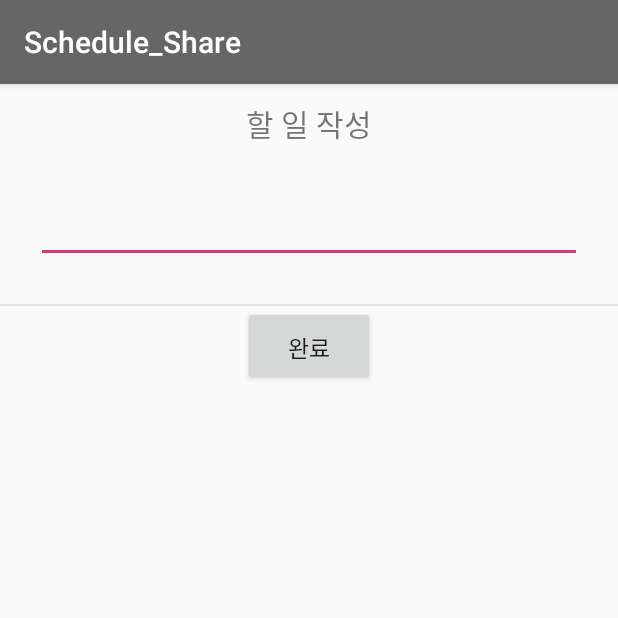
After one commit to MheeJ/Schedule_Share, an Android app: the Schedule_add screen opened directly, with no data from a screen before it, on a phone screen of 412 x 824 dp, the top half of it. The commit adds this screen. Run offline under Robolectric (Android 15) with nearby library versions, the phone set to English and light mode, and no system bars; our stand-ins replace Firebase (no records; nobody signed in at launch, a user with empty details on screens opened directly).

Commit message:
두덩 미니 합본_V1

```diff
--- a/app/src/main/AndroidManifest.xml
+++ b/app/src/main/AndroidManifest.xml
@@ -22,6 +22,8 @@
         <activity android:name=".Project_list"/>
         <activity android:name=".Make_project"/>
         <activity android:name=".Project_main"/>
+        <activity android:name=".Project_week"/>
+        <activity android:name=".Schedule_add"/>
         <activity android:name=".Add_User"/>
         <activity android:name="Project_Notice"/>
     </application>
--- a/app/src/main/java/com/example/schedule_share/CustomAdapter.java
+++ b/app/src/main/java/com/example/schedule_share/CustomAdapter.java
@@ -57,7 +57,7 @@ public class CustomAdapter extends RecyclerView.Adapter<CustomAdapter.CustomView
 //                    }
 
                     Context context = v.getContext();
-                    Intent intent4 = new Intent(v.getContext(),Project_main.class);
+                    Intent intent4 = new Intent(context,Project_main.class);
                     intent4.putExtra("number", mData.get(pos).getProject_date());
                     intent4.putExtra("project_name", mData.get(pos).getProject_name());
                     context.startActivity(intent4);
--- a/app/src/main/java/com/example/schedule_share/FirebasePost.java
+++ b/app/src/main/java/com/example/schedule_share/FirebasePost.java
@@ -22,6 +22,7 @@ class FirebasePost {
     public Long project_date;
     public String project_member;
     public String project_notice;
+    public String schedule;
 
 
     public FirebasePost(){
@@ -42,6 +43,10 @@ class FirebasePost {
         this.project_date = project_date;
         this.project_member = project_member;
         this.project_notice = project_notice;
+    }
+
+    public FirebasePost(String notice) {
+        this.schedule = notice;
     }
 
     @Exclude
--- a/app/src/main/java/com/example/schedule_share/Make_project.java
+++ b/app/src/main/java/com/example/schedule_share/Make_project.java
@@ -64,6 +64,8 @@ public class Make_project extends AppCompatActivity implements View.OnClickListe
 
 
     }
+
+
 
     private void initView(){
         name = findViewById(R.id.name);
--- a/app/src/main/java/com/example/schedule_share/Project_main.java
+++ b/app/src/main/java/com/example/schedule_share/Project_main.java
@@ -40,8 +40,9 @@ public class Project_main extends AppCompatActivity implements View.OnClickListe
         super.onCreate(savedInstanceState);
         setContentView(R.layout.project_main);
         Intent intent = getIntent();
+        set();
+        GoNotice.setOnClickListener(this);
 
-        set();
         project_name = intent.getStringExtra("project_name");
         Project_Tiltle.setText(project_name);
 
@@ -63,6 +64,7 @@ public class Project_main extends AppCompatActivity implements View.OnClickListe
         public void onItemClick(AdapterView<?> parent, View view, int position, long id) {
             Intent weekintent = new Intent(Project_main.this,Project_week.class);
             weekintent.putExtra("week",position+1);
+            weekintent.putExtra("project_name",project_name);
             startActivity(weekintent);
         }
     };
@@ -83,6 +85,5 @@ public class Project_main extends AppCompatActivity implements View.OnClickListe
         listView = (ListView)findViewById(R.id.listview);
         Project_Tiltle = (TextView)findViewById(R.id.project_title);
         GoNotice = (Button)findViewById(R.id.notice);
-        GoNotice.setOnClickListener(this);
     }
 }
--- /dev/null
+++ b/app/src/main/java/com/example/schedule_share/Schedule_add.java
@@ -0,0 +1,79 @@
+package com.example.schedule_share;
+
+import android.content.Intent;
+import android.os.Bundle;
+import android.view.MotionEvent;
+import android.view.View;
+import android.view.Window;
+import android.widget.Button;
+import android.widget.EditText;
+
+import androidx.appcompat.app.AppCompatActivity;
+
+import com.google.firebase.database.DatabaseReference;
+import com.google.firebase.database.FirebaseDatabase;
+
+import java.util.HashMap;
+import java.util.Map;
+
+public class Schedule_add extends AppCompatActivity implements View.OnClickListener{
+
+    private DatabaseReference mPostReference;
+
+    public Button write_done;
+    public EditText write_schedule;
+    public int week;
+    private String project_name;
+    @Override
+    protected void onCreate(Bundle savedInstanceState) {
+
+        super.onCreate(savedInstanceState);
+        requestWindowFeature(Window.FEATURE_NO_TITLE);
+        setContentView(R.layout.schedule_add);
+
+        write_schedule = (EditText) findViewById(R.id.write_schedule);
+        write_done = (Button) findViewById(R.id.write_done);
+        write_done.setOnClickListener(this);
+
+        Intent intent8 = getIntent();
+        String data = intent8.getStringExtra("data");
+        project_name = intent8.getStringExtra("project_name");
+        write_schedule.setText(data);
+        week = intent8.getIntExtra("schedule_week",0);
+    }
+
+    @Override
+    public void onClick(View v) {
+        Intent intent7 = new Intent();
+        intent7.putExtra("result","Close Popup");
+        setResult(RESULT_OK,intent7);
+        postFirebaseDatabase(true);
+
+        finish();
+    }
+
+    @Override
+    public boolean onTouchEvent(MotionEvent event){
+        if(event.getAction() == MotionEvent.ACTION_OUTSIDE){
+            return false;
+        }
+        return true;
+    }
+
+    @Override
+    public void onBackPressed(){
+        return;
+    }
+
+    public void postFirebaseDatabase(boolean add){
+        mPostReference = FirebaseDatabase.getInstance().getReference();
+        Map<String, Object> childUpdates = new HashMap<>();
+        Map<String, Object> postValues = null;
+        if(add){
+            Project_week.i++;
+            Project_week.result.put("schedule"+Project_week.i, write_schedule.getText().toString());
+        }
+        childUpdates.put("Schedule_Share"+"/project_list/" + project_name +"/"+ week + "주차", Project_week.result);
+        mPostReference.updateChildren(childUpdates);
+    }
+}
--- /dev/null
+++ b/app/src/main/res/layout/schedule_add.xml
@@ -0,0 +1,57 @@
+<?xml version="1.0" encoding="utf-8"?>
+<LinearLayout xmlns:android="http://schemas.android.com/apk/res/android"
+    android:orientation="vertical" android:layout_width="match_parent"
+    android:layout_height="match_parent">
+
+    <LinearLayout
+        android:layout_width="match_parent"
+        android:layout_height="wrap_content"
+        android:orientation="horizontal">
+
+        <TextView
+            android:text="할 일 작성"
+            android:textSize="20sp"
+            android:gravity="center"
+            android:layout_width="match_parent"
+            android:layout_height="53dp" />
+
+    </LinearLayout>
+
+    <LinearLayout
+        android:padding="24dp"
+        android:orientation="vertical"
+        android:layout_width="match_parent"
+        android:layout_height="wrap_content">
+        <EditText
+            android:id="@+id/write_schedule"
+            android:textSize="15sp"
+            android:textColor="#000"
+            android:alpha="0.87"
+            android:gravity="center"
+            android:layout_marginBottom="3dp"
+            android:layout_width="match_parent"
+            android:layout_height="wrap_content" />
+    </LinearLayout>
+
+    <View
+        android:background="#66bdbdbd"
+        android:layout_width="match_parent"
+        android:layout_height="1dp" />
+
+    <LinearLayout
+        android:orientation="horizontal"
+        android:gravity="center"
+        android:layout_width="match_parent"
+        android:layout_height="wrap_content">
+        <Button
+            android:id="@+id/write_done"
+            android:text="완료"
+            android:textSize="15sp"
+            android:padding="16dp"
+            android:gravity="center"
+            android:layout_width="wrap_content"
+            android:layout_height="53dp"
+            android:onClick="mOnClose"/>
+    </LinearLayout>
+
+</LinearLayout>
```
Also changed, not shown: app/src/main/java/com/example/schedule_share/Project_week.java (+61 -4 lines), app/src/main/java/com/example/schedule_share/ScheduleAdapter.java (+10 -8 lines), app/src/main/res/layout/project_weeks.xml (+6 -4 lines).
